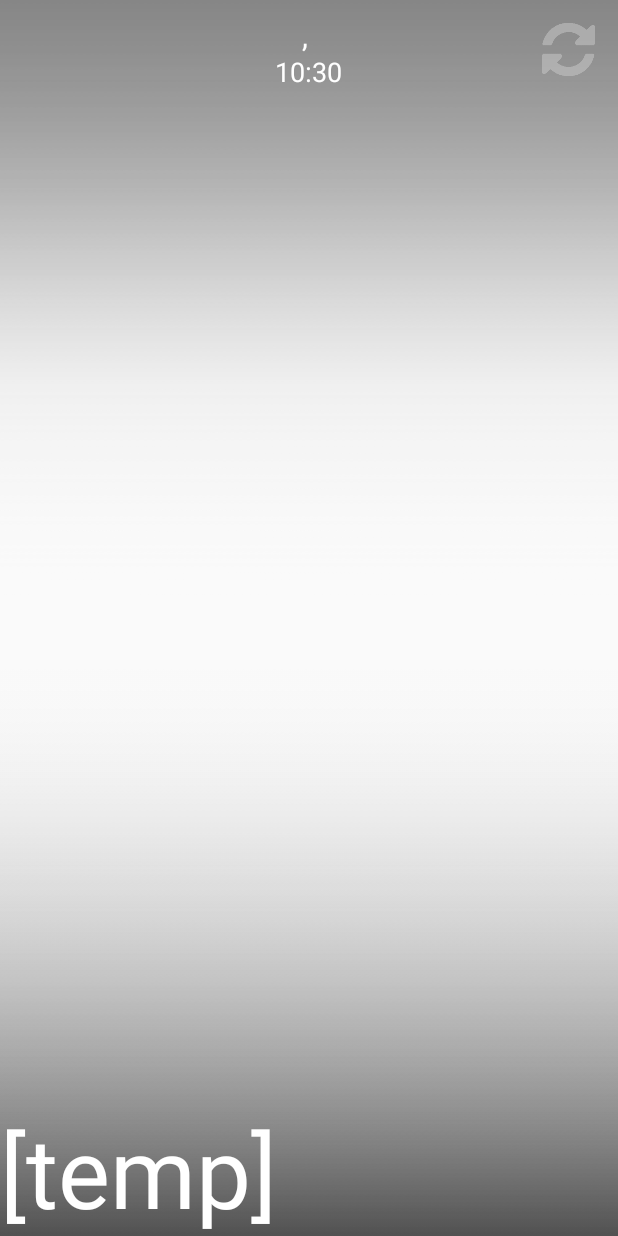
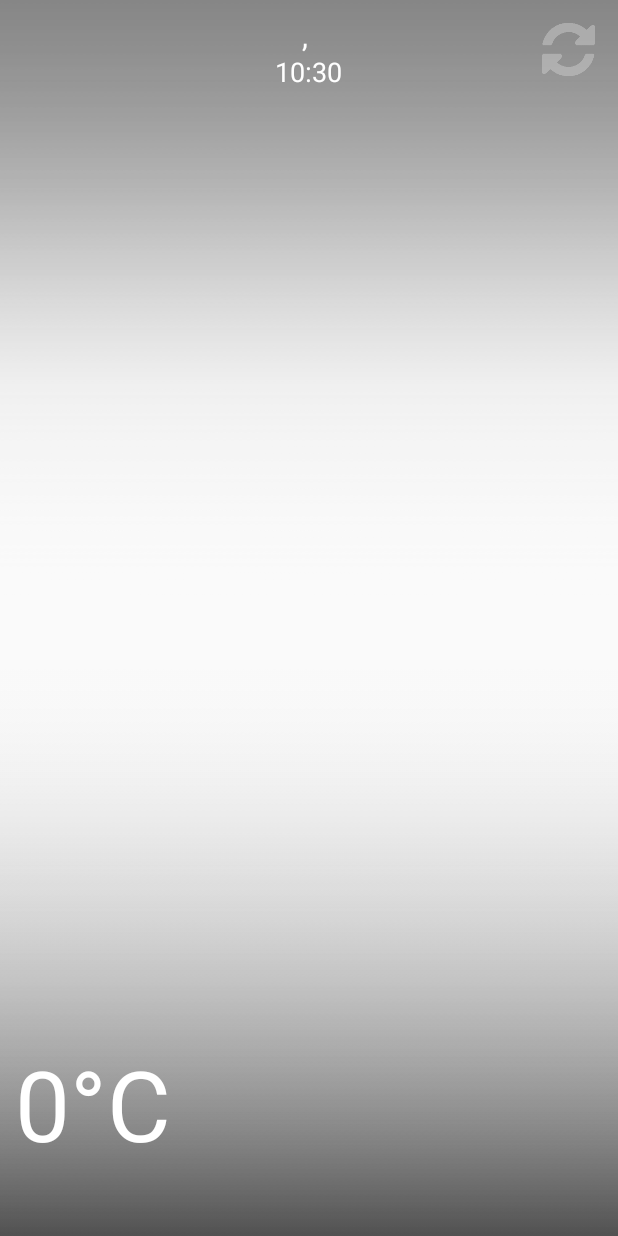
Before and after one commit to c1nek/MeteoRG, an Android app: the screen it shows after launch (MainActivity), on a phone screen of 412 x 824 dp. Run offline under Robolectric (Android 15) with nearby library versions, the phone set to English and light mode, and no system bars; 29 statements that could not run were skipped.

Commit message:
$$$$$$$$$$$

```diff
--- a/app/src/main/java/com/example/marcin/MeteoRG/MainActivity.java
+++ b/app/src/main/java/com/example/marcin/MeteoRG/MainActivity.java
@@ -1,11 +1,10 @@
 package com.example.marcin.MeteoRG;
 
-import android.app.ActionBar;
 import android.content.Context;
 import android.support.v4.app.Fragment;
+import android.support.v4.app.FragmentActivity;
 import android.support.v4.view.PagerAdapter;
 import android.support.v4.view.ViewPager;
-import android.support.v7.app.ActionBarActivity;
 import android.os.Bundle;
 import android.os.StrictMode;
 import android.os.Vibrator;
@@ -23,7 +22,7 @@ import java.util.Date;
 import java.util.List;
 import java.util.Vector;
 
-public class MainActivity extends ActionBarActivity {
+public class MainActivity extends FragmentActivity {
 
     //pager adapter//
     private PagerAdapter mPagerAdapter;
@@ -35,7 +34,6 @@ public class MainActivity extends ActionBarActivity {
     ImageView imageFlickrPhoto;
     //*****************//
 
-
     //location types//
     gps LocationObject;
 
@@ -44,12 +42,7 @@ public class MainActivity extends ActionBarActivity {
     String FlickrTags;
 
     //weather//
-    weather WeatherObject;
-
-    //fragment types//
-    //TextView tempField = (TextView) .findFragmentById(R.id.temp);
-    basic_weather_layout basicTemp;
-
+    public static weather WeatherObject;
 
     //system types//
     Vibrator vibra;
@@ -62,7 +55,6 @@ public class MainActivity extends ActionBarActivity {
     public void onCreate(Bundle savedInstanceState) {
         super.onCreate(savedInstanceState);
         setContentView(R.layout.activity_main);
-        this.initialisePaging();
 
         this.getWindow().setFlags(WindowManager.LayoutParams.FLAG_FULLSCREEN,WindowManager.LayoutParams.FLAG_FULLSCREEN);
 
@@ -76,13 +68,15 @@ public class MainActivity extends ActionBarActivity {
         refreshButton = (ImageButton)findViewById(R.id.Refresh);
         imageFlickrPhoto = (ImageView)findViewById(R.id.flickrPhoto);
         addressField = (TextView) findViewById(R.id.gpscity);
-
-
-       // descriptionField = (TextView) findViewById(R.id.description);
         timeField = (TextView) findViewById(R.id.time);
         refreshButton.setOnClickListener(refreshButtonOnClickListener);
 
         letTheShowBegin();
+        this.initialisePaging();
+    }
+
+    public weather getwWather(){
+        return WeatherObject;
     }
 
     private void initialisePaging() {
@@ -130,17 +124,11 @@ public class MainActivity extends ActionBarActivity {
             /////////////////////////////DOROBIĆ DOMYŚLNE!!!!!!///////////////
         }
 
-       //set fields on fragmentz//
-//        tempField.setText((Integer.toString(WeatherObject.temp))+"\u00b0"+"C");
-       // descriptionField.setText(WeatherObject.conditions);
-
-       // basic_weather_layout basicFragment =(basic_weather_layout)getSupportFragmentManager().findFragmentById(R.id.);
-//        basicTemp.changeText((Integer.toString(WeatherObject.temp))+"\u00b0"+"C");
     }
 
     public String createFlickrTags(){
         String tagsString = null;
-        if(WeatherObject.weatherUpdateTime > WeatherObject.sunsetTime && WeatherObject.weatherUpdateTime < WeatherObject.sunriseTime)
+        if(WeatherObject.weatherUpdateTime.getTime() > WeatherObject.sunsetTime.getTime() && WeatherObject.weatherUpdateTime.getTime() < WeatherObject.sunriseTime.getTime())
         {
             tagsString = clearString(WeatherObject.conditionsShort+" "+LocationObject.City);
         }
--- a/app/src/main/java/com/example/marcin/MeteoRG/basic_weather_layout.java
+++ b/app/src/main/java/com/example/marcin/MeteoRG/basic_weather_layout.java
@@ -1,37 +1,50 @@
 package com.example.marcin.MeteoRG;
 
 import android.os.Bundle;
+
 import android.support.v4.app.Fragment;
-
-
+import android.support.v4.app.FragmentActivity;
 import android.view.LayoutInflater;
 import android.view.View;
 import android.view.ViewGroup;
 import android.widget.TextView;
 
+import java.text.SimpleDateFormat;
+
+
 /**
  * Created by Marcin on 2015-03-28.
  */
 public class basic_weather_layout extends Fragment{
+
     View mainView;
+    weather WeatherObjectFragment1;
 
-    public static TextView tempField;
+
+   TextView tempField,descriptionField, sunriseTimeFiled;
 
     public View onCreateView(LayoutInflater inflater, ViewGroup container, Bundle savedInstanceState) {
         mainView = inflater.inflate(R.layout.basic_weather, container, false);
 
+        tempField = (TextView) mainView.findViewById(R.id.temp);
+        descriptionField = (TextView) mainView.findViewById(R.id.description);
+        sunriseTimeFiled = (TextView) mainView.findViewById(R.id.sunriseTime);
 
-
+        WeatherObjectFragment1 = ((MainActivity)getActivity()).getwWather();
+        fillWithData();
 
 
         return mainView;
     }
 
-    public void changeText(String text)
+
+    public void fillWithData()
     {
-        tempField = (TextView) mainView.findViewById(R.id.temp);
-        tempField.setText(text);
+        SimpleDateFormat sdf = new SimpleDateFormat("HH:mm");
+        String sunriseTimeString = sdf.format(WeatherObjectFragment1.sunriseTime);
+
+        tempField.setText((Integer.toString(WeatherObjectFragment1.temp))+"\u00b0"+"C");
+        descriptionField.setText(WeatherObjectFragment1.conditions);
+        sunriseTimeFiled.setText(sunriseTimeString);
     }
-
-
-}
+    }
--- a/app/src/main/java/com/example/marcin/MeteoRG/flickr.java
+++ b/app/src/main/java/com/example/marcin/MeteoRG/flickr.java
@@ -33,8 +33,9 @@ public class flickr {
     String FlickrQuery_tag = "&tags=";
     String FlickrQuery_key = "&api_key=";
     String FlickrApiKey = "64c0f179f8aec0444033c8b2c57a7db0";
-    String FlickrSort = "&sort=relevance";
+    String FlickrSort = "&sort=interestingness-desc";
     String FlickrContentType = "&content_type=1";
+    String lat, lon;
     //*****************//
     String Tags;
     String searchResult;
--- a/app/src/main/res/layout/basic_weather.xml
+++ b/app/src/main/res/layout/basic_weather.xml
@@ -1,6 +1,8 @@
 <?xml version="1.0" encoding="utf-8"?>
 <RelativeLayout xmlns:android="http://schemas.android.com/apk/res/android"
-    android:layout_width="match_parent" android:layout_height="match_parent">
+    android:layout_width="match_parent" android:layout_height="match_parent"
+    android:tag="frag1"
+    android:padding="10dp">
 
     <TextView
         android:layout_width="wrap_content"
@@ -8,8 +10,20 @@
         android:textAppearance="?android:attr/textAppearanceLarge"
         android:text="[temp]"
         android:id="@+id/temp"
+        android:textSize="65dp"
+        android:textColor="#ffffffff"
+        android:layout_above="@+id/description"
+        android:layout_alignStart="@+id/description" />
+
+    <TextView
+        android:layout_width="wrap_content"
+        android:layout_height="wrap_content"
+        android:textAppearance="?android:attr/textAppearanceMedium"
+        android:text="[description]"
+        android:id="@+id/description"
         android:layout_alignParentBottom="true"
         android:layout_alignParentStart="true"
-        android:textSize="65dp"
-        android:textColor="#ffffffff" />
+        android:textColor="#ffffffff"
+        android:textSize="25dp"
+        android:layout_alignParentEnd="true" />
 </RelativeLayout>
```
